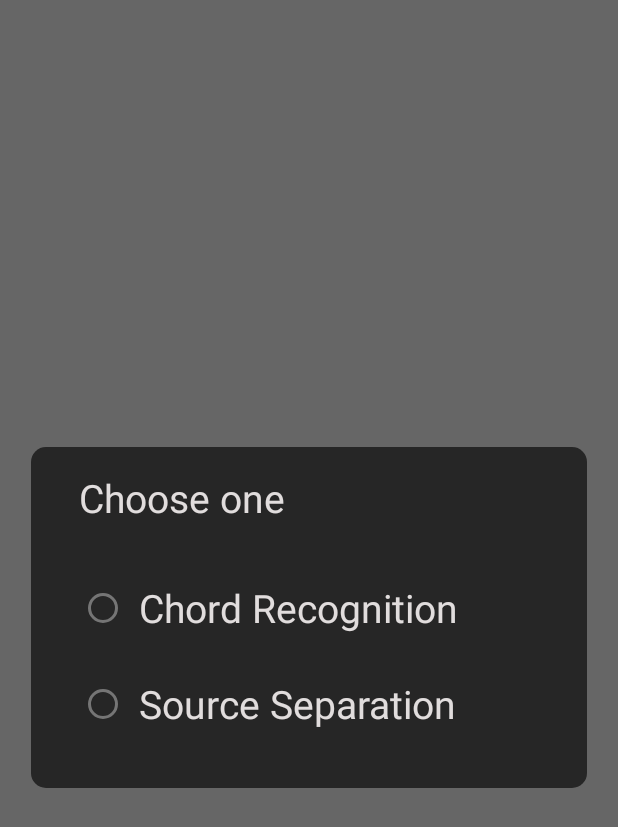
After one commit to MisaengFly/ChordBox, an Android app: the fragment ChooseDialog placed in its activity, on a phone screen of 412 x 824 dp. The commit adds this screen. Shown: the top 827 px of the screen. Run offline under Robolectric (Android 15) with nearby library versions, the phone set to English and light mode, and no system bars; 6 statements that could not run were skipped.

Commit message:
ADD : wav 확장자로 음성 녹음

```diff
--- a/ChordBox_android/app/src/main/AndroidManifest.xml
+++ b/ChordBox_android/app/src/main/AndroidManifest.xml
@@ -25,6 +25,7 @@
                 <category android:name="android.intent.category.LAUNCHER" />
             </intent-filter>
         </activity>
+        <activity android:name=".record.RecordActivity"/>
     </application>
 
 </manifest>
--- a/ChordBox_android/app/src/main/java/com/misaengfly/chordbox/MainActivity.kt
+++ b/ChordBox_android/app/src/main/java/com/misaengfly/chordbox/MainActivity.kt
@@ -1,11 +1,15 @@
 package com.misaengfly.chordbox
 
+import android.content.Intent
 import androidx.appcompat.app.AppCompatActivity
 import android.os.Bundle
+import com.misaengfly.chordbox.record.RecordActivity
 
 class MainActivity : AppCompatActivity() {
     override fun onCreate(savedInstanceState: Bundle?) {
         super.onCreate(savedInstanceState)
         setContentView(R.layout.activity_main)
+
+        startActivity(Intent(this, RecordActivity::class.java))
     }
 }
--- /dev/null
+++ b/ChordBox_android/app/src/main/java/com/misaengfly/chordbox/dialog/ChooseDialog.kt
@@ -0,0 +1,36 @@
+package com.misaengfly.chordbox.dialog
+
+import android.content.Context
+import android.graphics.Color
+import android.graphics.drawable.ColorDrawable
+import android.os.Bundle
+import android.view.*
+import androidx.fragment.app.DialogFragment
+import com.misaengfly.chordbox.R
+import com.misaengfly.chordbox.record.currentWindowMetricsPointCompat
+
+class ChooseDialog: DialogFragment() {
+
+    override fun onCreateView(
+        inflater: LayoutInflater,
+        container: ViewGroup?,
+        savedInstanceState: Bundle?
+    ): View? {
+        val view = inflater.inflate(R.layout.dialog_choose, container, false)
+
+        dialog?.window?.setBackgroundDrawable(ColorDrawable(Color.TRANSPARENT))
+        dialog?.window?.requestFeature(Window.FEATURE_NO_TITLE)
+
+        return view
+    }
+
+    override fun onResume() {
+        super.onResume()
+        val params: ViewGroup.LayoutParams? = dialog?.window?.attributes
+        val windowManager = activity?.getSystemService(Context.WINDOW_SERVICE) as WindowManager
+        val size = windowManager.currentWindowMetricsPointCompat()
+        val deviceWidth = size.x
+        params?.width = (deviceWidth * 0.9).toInt()
+        dialog?.window?.attributes = params as WindowManager.LayoutParams
+    }
+}
--- /dev/null
+++ b/ChordBox_android/app/src/main/java/com/misaengfly/chordbox/record/RecordActivity.kt
@@ -0,0 +1,113 @@
+package com.misaengfly.chordbox.record
+
+import android.Manifest
+import android.content.pm.PackageManager
+import android.os.Bundle
+import android.view.View
+import android.widget.RadioButton
+import androidx.appcompat.app.AppCompatActivity
+import androidx.core.app.ActivityCompat
+import com.misaengfly.chordbox.R
+import com.misaengfly.chordbox.databinding.ActivityRecordBinding
+import com.misaengfly.chordbox.dialog.StopDialog
+
+private const val REQUEST_RECORD_AUDIO_PERMISSION = 200
+
+class RecordActivity : AppCompatActivity() {
+    private lateinit var binding: ActivityRecordBinding
+    private lateinit var recorder: Recorder
+
+    /**
+     * 퍼미션 요청
+     * RECORD_AUDIO
+     **/
+    private var permissionToRecordAccepted = false
+    private var permissions: Array<String> = arrayOf(Manifest.permission.RECORD_AUDIO)
+
+    override fun onRequestPermissionsResult(
+        requestCode: Int,
+        permissions: Array<String>,
+        grantResults: IntArray
+    ) {
+        super.onRequestPermissionsResult(requestCode, permissions, grantResults)
+        permissionToRecordAccepted = if (requestCode == REQUEST_RECORD_AUDIO_PERMISSION) {
+            grantResults[0] == PackageManager.PERMISSION_GRANTED
+        } else {
+            false
+        }
+        if (!permissionToRecordAccepted) finish()
+    }
+
+    override fun onCreate(savedInstanceState: Bundle?) {
+        super.onCreate(savedInstanceState)
+
+        binding = ActivityRecordBinding.inflate(layoutInflater)
+        setContentView(binding.root)
+
+        // 퍼미션 요청
+        ActivityCompat.requestPermissions(this, permissions, REQUEST_RECORD_AUDIO_PERMISSION)
+
+        // 버튼 이벤트 연결
+        binding.recordBtn.setOnClickListener {
+            recorder.toggleRecording()
+        }
+        binding.pauseBtn.setOnClickListener {
+            recorder.pauseRecording()
+        }
+        binding.stopBtn.setOnClickListener {
+            recorder.stopRecording()
+        }
+    }
+
+    override fun onStart() {
+        super.onStart()
+        listenOnRecorderStates()
+    }
+
+    override fun onStop() {
+        recorder.release()
+        super.onStop()
+    }
+
+    private fun listenOnRecorderStates() = with(binding) {
+        recorder = Recorder.getInstance(applicationContext).init().apply {
+            onStart = {
+
+            }
+            onStop = {
+                recordTimeView.text = 0L.formatAsTime()
+                StopDialog().show(supportFragmentManager, "StopDialog")
+            }
+            onPause = {
+
+            }
+            onAmpListener = {
+            }
+            onTimeElapsed = {
+                runOnUiThread {
+                    if (recorder.isRecording) {
+                        recordTimeView.text = (it*1000).formatAsTime()
+                    }
+                }
+            }
+        }
+    }
+
+    fun onRadioButtonClicked(view: View) {
+        if (view is RadioButton) {
+            val checked = view.isChecked
+
+            // Check which radio button was clicked
+            when (view.getId()) {
+                R.id.choose_source_separation ->
+                    if (checked) {
+                        // Pirates are the best
+                    }
+                R.id.choose_chord_recognition ->
+                    if (checked) {
+                        // Ninjas rule
+                    }
+            }
+        }
+    }
+}
--- /dev/null
+++ b/ChordBox_android/app/src/main/java/com/misaengfly/chordbox/record/Utils.kt
@@ -0,0 +1,63 @@
+package com.misaengfly.chordbox.record
+
+import android.content.Context
+import android.graphics.Insets
+import android.graphics.Point
+import android.view.WindowInsets
+import android.view.WindowManager
+import androidx.annotation.ColorRes
+import androidx.annotation.DrawableRes
+import androidx.core.content.ContextCompat
+import java.io.File
+import java.util.concurrent.TimeUnit
+
+const val WAVE_HEADER_SIZE = 44
+
+val Context.recordFile: File
+    get() {
+        val fileCount = filesDir.listFiles { _, name ->
+            name.contains("musicrecord")
+        }?.size ?: 0
+        return File(filesDir, "musicrecord${fileCount}.wav")
+    }
+
+fun Long.formatAsTime(): String {
+    val seconds = (TimeUnit.MILLISECONDS.toSeconds(this) % 60).toInt()
+    val minutes = (TimeUnit.MILLISECONDS.toMinutes(this) % 60).toInt()
+
+    return when (val hours = (TimeUnit.MILLISECONDS.toHours(this)).toInt()) {
+        0 -> String.format("%02d : %02d", minutes, seconds)
+        else -> String.format("%02d : %02d : %02d", hours, minutes, seconds)
+    }
+}
+
+fun Context.getDrawableCompat(@DrawableRes resId: Int) =
+    ContextCompat.getDrawable(this, resId)
+
+internal fun Context.getColorCompat(@ColorRes colorResId: Int): Int =
+    ContextCompat.getColor(this, colorResId)
+
+internal fun Context.dpToPx(dp: Float) = dp * resources.displayMetrics.density
+
+fun WindowManager.currentWindowMetricsPointCompat(): Point {
+    return if (android.os.Build.VERSION.SDK_INT >= android.os.Build.VERSION_CODES.R) {
+        val windowInsets = currentWindowMetrics.windowInsets
+        var insets: Insets = windowInsets.getInsets(WindowInsets.Type.navigationBars())
+        windowInsets.displayCutout?.run {
+            insets = Insets.max(
+                insets,
+                Insets.of(safeInsetLeft, safeInsetTop, safeInsetRight, safeInsetBottom)
+            )
+        }
+        val insetsWidth = insets.right + insets.left
+        val insetsHeight = insets.top + insets.bottom
+        Point(
+            currentWindowMetrics.bounds.width() - insetsWidth,
+            currentWindowMetrics.bounds.height() - insetsHeight
+        )
+    } else {
+        Point().apply {
+            defaultDisplay.getSize(this)
+        }
+    }
+}
--- /dev/null
+++ b/ChordBox_android/app/src/main/res/drawable/bg_dialog.xml
@@ -0,0 +1,6 @@
+<?xml version="1.0" encoding="utf-8"?>
+<shape xmlns:android="http://schemas.android.com/apk/res/android"
+    android:shape="rectangle">
+    <solid android:color="@color/dialog_background" />
+    <corners android:radius="10dp" />
+</shape>
--- /dev/null
+++ b/ChordBox_android/app/src/main/res/layout/dialog_choose.xml
@@ -0,0 +1,55 @@
+<?xml version="1.0" encoding="utf-8"?>
+<androidx.constraintlayout.widget.ConstraintLayout xmlns:android="http://schemas.android.com/apk/res/android"
+    xmlns:app="http://schemas.android.com/apk/res-auto"
+    android:layout_width="match_parent"
+    android:layout_height="wrap_content"
+    android:background="@drawable/bg_dialog">
+
+    <TextView
+        android:id="@+id/choose_tv"
+        android:layout_width="wrap_content"
+        android:layout_height="wrap_content"
+        android:layout_marginStart="32dp"
+        android:layout_marginTop="16dp"
+        android:text="Choose one"
+        android:textColor="@color/text_color"
+        android:textSize="26sp"
+        app:layout_constraintStart_toStartOf="parent"
+        app:layout_constraintTop_toTopOf="parent" />
+
+    <RadioGroup
+        android:id="@+id/choose_radio_group"
+        android:layout_width="0dp"
+        android:layout_height="wrap_content"
+        android:layout_marginStart="32dp"
+        android:layout_marginTop="32dp"
+        android:layout_marginEnd="32dp"
+        android:layout_marginBottom="32dp"
+        android:orientation="vertical"
+        app:layout_constraintBottom_toBottomOf="parent"
+        app:layout_constraintEnd_toEndOf="parent"
+        app:layout_constraintStart_toStartOf="parent"
+        app:layout_constraintTop_toBottomOf="@+id/choose_tv">
+
+        <RadioButton
+            android:id="@+id/choose_chord_recognition"
+            android:layout_width="match_parent"
+            android:layout_height="wrap_content"
+            android:onClick="onRadioButtonClicked"
+            android:paddingStart="8dp"
+            android:text="Chord Recognition"
+            android:textColor="@color/text_color"
+            android:textSize="26sp" />
+
+        <RadioButton
+            android:id="@+id/choose_source_separation"
+            android:layout_width="match_parent"
+            android:layout_height="wrap_content"
+            android:layout_marginTop="16dp"
+            android:onClick="onRadioButtonClicked"
+            android:paddingStart="8dp"
+            android:text="Source Separation"
+            android:textColor="@color/text_color"
+            android:textSize="26sp" />
+    </RadioGroup>
+</androidx.constraintlayout.widget.ConstraintLayout>
--- a/ChordBox_android/app/src/main/res/values/colors.xml
+++ b/ChordBox_android/app/src/main/res/values/colors.xml
@@ -7,7 +7,12 @@
     <color name="teal_700">#FF018786</color>
     <color name="black">#FF000000</color>
     <color name="white">#FFFFFFFF</color>
+    <color name="gray">#ddd</color>
 
     <color name="colorPrimary">#222222</color>
     <color name="colorSecondary">#E32E57</color>
+
+    <color name="dialog_background">#262626</color>
+
+    <color name="text_color">#E1DDDD</color>
 </resources>
--- a/ChordBox_android/app/src/main/res/values/strings.xml
+++ b/ChordBox_android/app/src/main/res/values/strings.xml
@@ -1,3 +1,6 @@
 <resources>
     <string name="app_name">ChordBox</string>
+
+    <string name="no">No</string>
+    <string name="yes">Yes</string>
 </resources>
```
Also changed, not shown: ChordBox_android/app/build.gradle (+12 -6 lines), ChordBox_android/app/src/main/java/com/misaengfly/chordbox/dialog/StopDialog.kt (added, +42 -0 lines), ChordBox_android/app/src/main/java/com/misaengfly/chordbox/record/Recorder.kt (added, +114 -0 lines), ChordBox_android/app/src/main/java/com/misaengfly/chordbox/record/SingletonHolder.kt (added, +28 -0 lines), ChordBox_android/app/src/main/java/com/misaengfly/chordbox/visualizer/BaseVisualizer.kt (+22 -10 lines), ChordBox_android/app/src/main/java/com/misaengfly/chordbox/visualizer/PlayerVisualizer.kt (+11 -0 lines), ChordBox_android/app/src/main/res/layout/activity_record.xml (added, +93 -0 lines), ChordBox_android/app/src/main/res/layout/dialog_stop.xml (added, +56 -0 lines).
